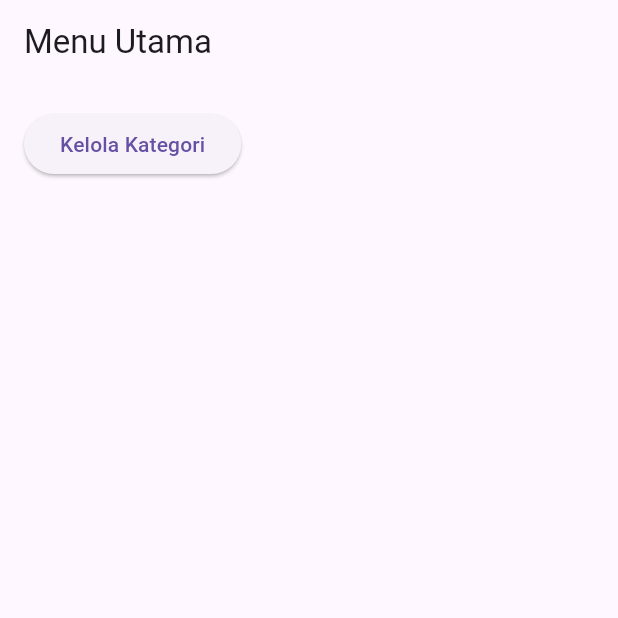
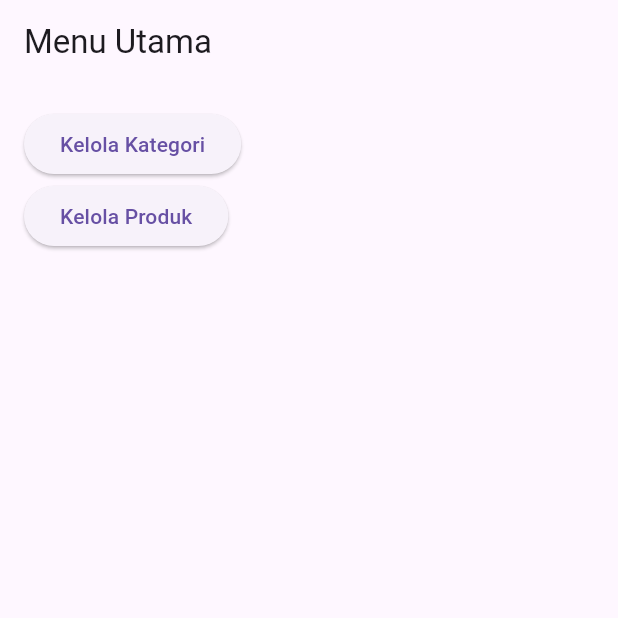
Before and after one commit to ChristParulian/Flutter_POS, a Flutter app: the screen it shows after launch, on a phone screen of 412 x 824 dp, the top half of it. Run offline on Flutter 3.47's test engine with Material 3 defaults, Android fonts, the phone set to English and light mode, and no system bars; our stand-ins replace sqflite; accounts and stored records are empty; statements that could not run were skipped.

Commit message:
Fitur CRUD Untuk Produk 80% selesai

```diff
--- a/lib/helpers/database_helper.dart
+++ b/lib/helpers/database_helper.dart
@@ -1,6 +1,7 @@
 import 'package:sqflite/sqflite.dart';
 import 'package:path/path.dart';
 import '../models/kategori.dart';
+import '../models/produk.dart';
 
 class DatabaseHelper {
   static Database? _database;
@@ -16,12 +17,22 @@ class DatabaseHelper {
 
   static _initDatabase() async {
     var path = await getDatabasesPath();
-    var dbPath = join(path, 'kategori.db');
+    var dbPath = join(path, 'kategori_produk.db');
     return await openDatabase(dbPath, version: 1, onCreate: (db, version) async {
       await db.execute('''
         CREATE TABLE kategori (
           id INTEGER PRIMARY KEY AUTOINCREMENT,
           namaKategori TEXT
+        )
+      ''');
+
+      await db.execute('''
+        CREATE TABLE produk (
+          id INTEGER PRIMARY KEY AUTOINCREMENT,
+          namaProduk TEXT,
+          harga REAL,
+          kategoriId INTEGER,
+          FOREIGN KEY (kategoriId) REFERENCES kategori (id)
         )
       ''');
     });
@@ -58,4 +69,36 @@ class DatabaseHelper {
       whereArgs: [kategori.id],
     );
   }
+
+  // Fungsi untuk menambah produk
+  static Future<int> addProduk(Produk produk) async {
+    final db = await database;
+    return await db.insert('produk', produk.toMap());
+  }
+
+  // Fungsi untuk menghapus produk
+  static Future<int> deleteProduk(int id) async {
+    final db = await database;
+    return await db.delete('produk', where: 'id = ?', whereArgs: [id]);
+  }
+
+  // Fungsi untuk mendapatkan daftar produk
+  static Future<List<Produk>> getProduk() async {
+    final db = await database;
+    final List<Map<String, dynamic>> maps = await db.query('produk');
+    return List.generate(maps.length, (i) {
+      return Produk.fromMap(maps[i]);
+    });
+  }
+
+  // Fungsi untuk mengupdate produk
+  static Future<int> updateProduk(Produk produk) async {
+    final db = await database;
+    return await db.update(
+      'produk',
+      produk.toMap(),
+      where: 'id = ?',
+      whereArgs: [produk.id],
+    );
+  }
 }
--- a/lib/main.dart
+++ b/lib/main.dart
@@ -1,7 +1,9 @@
 import 'package:flutter/material.dart';
 import 'package:provider/provider.dart';
+import 'controllers/produk_controller.dart';
 import 'controllers/kategori_controller.dart';
-import 'views/kategori_view.dart'; // Import kategori view
+import 'views/produk_view.dart';
+import 'views/kategori_view.dart';
 
 void main() {
   runApp(MyApp());
@@ -10,14 +12,22 @@ void main() {
 class MyApp extends StatelessWidget {
   @override
   Widget build(BuildContext context) {
-    return ChangeNotifierProvider(
-      create: (context) => KategoriController()..loadKategori(), // Memuat kategori saat aplikasi dimulai
+    return MultiProvider(
+      providers: [
+        ChangeNotifierProvider<KategoriController>(
+          create: (context) => KategoriController()..loadKategori(),
+        ),
+        ChangeNotifierProvider<ProdukController>(
+          create: (context) => ProdukController()..loadProduk(),
+        ),
+      ],
       child: MaterialApp(
         debugShowCheckedModeBanner: false,
-        initialRoute: '/', // Set initial route ke halaman menu
+        initialRoute: '/',
         routes: {
-          '/': (context) => MenuPage(), // Halaman menu utama
-          '/kategori': (context) => KategoriView(), // Halaman kategori
+          '/': (context) => MenuPage(),
+          '/kategori': (context) => KategoriView(),
+          '/produk': (context) => ProdukView(),
         },
       ),
     );
@@ -28,9 +38,7 @@ class MenuPage extends StatelessWidget {
   @override
   Widget build(BuildContext context) {
     return Scaffold(
-      appBar: AppBar(
-        title: Text('Menu Utama'),
-      ),
+      appBar: AppBar(title: Text('Menu Utama')),
       body: Padding(
         padding: const EdgeInsets.all(16.0),
         child: Column(
@@ -38,12 +46,16 @@ class MenuPage extends StatelessWidget {
           children: <Widget>[
             ElevatedButton(
               onPressed: () {
-                // Routing ke halaman kategori
                 Navigator.pushNamed(context, '/kategori');
               },
               child: Text('Kelola Kategori'),
             ),
-            // Bisa ditambahkan menu lainnya nanti seperti produk, penjualan, dsb.
+            ElevatedButton(
+              onPressed: () {
+                Navigator.pushNamed(context, '/produk');
+              },
+              child: Text('Kelola Produk'),
+            ),
           ],
         ),
       ),
--- a/lib/models/kategori.dart
+++ b/lib/models/kategori.dart
@@ -2,7 +2,9 @@ class Kategori {
   int? id;
   String namaKategori;
 
-  Kategori({this.id, required this.namaKategori});
+  Kategori({
+    this.id,
+    required this.namaKategori});
 
   // Mengubah objek Kategori menjadi Map untuk disimpan di database
   Map<String, dynamic> toMap() {
--- a/lib/models/produk.dart
+++ b/lib/models/produk.dart
@@ -0,0 +1,33 @@
+class Produk {
+  int? id;
+  String namaProduk;
+  double harga;
+  int kategoriId;
+
+  Produk({
+    this.id,
+    required this.namaProduk,
+    required this.harga,
+    required this.kategoriId,
+  });
+
+  // Fungsi untuk mengubah objek menjadi map
+  Map<String, dynamic> toMap() {
+    return {
+      'id': id,
+      'namaProduk': namaProduk,
+      'harga': harga,
+      'kategoriId': kategoriId,
+    };
+  }
+
+  // Fungsi untuk mengubah map menjadi objek
+  factory Produk.fromMap(Map<String, dynamic> map) {
+    return Produk(
+      id: map['id'],
+      namaProduk: map['namaProduk'],
+      harga: map['harga'],
+      kategoriId: map['kategoriId'],
+    );
+  }
+}
```
Also changed, not shown: lib/views/produk_view.dart (+218 -0 lines), lib/controllers/ keranjang_controller.dart (deleted), lib/controllers/ produk_controller.dart (deleted).
